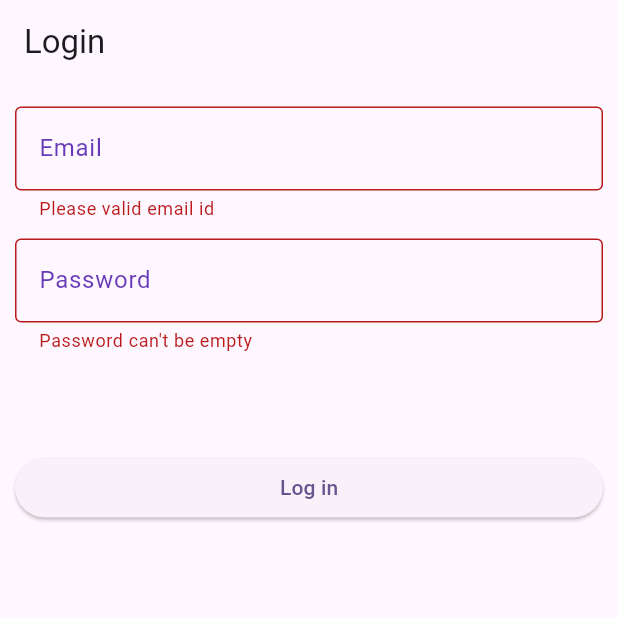
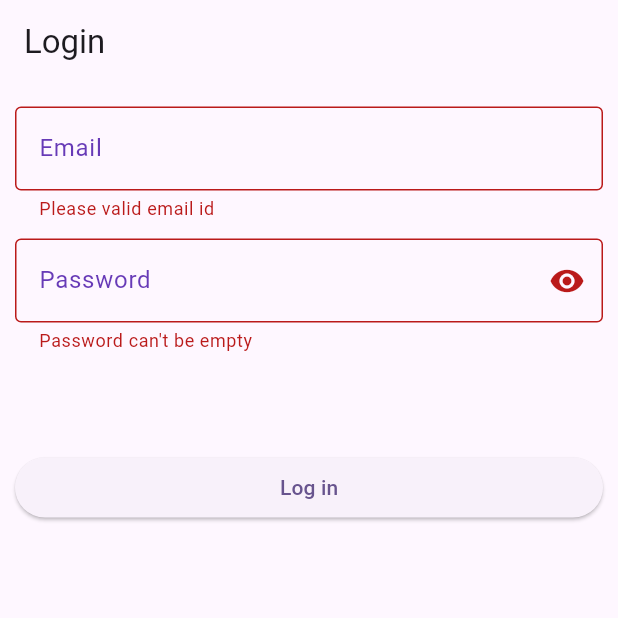
Before and after one commit to AkhilGK/zoft_test, a Flutter app: the screen it shows after launch, after a tap on "Log in", on a phone screen of 412 x 824 dp, the top half of it. Run offline on Flutter 3.47's test engine with Material 2 defaults, Android fonts, the light colour scheme and no system bars; our stand-ins replace dio, flutter_secure_storage; network calls fail.

Commit message:
Some ui changes

```diff
--- a/lib/controller/repo/auth_repo.dart
+++ b/lib/controller/repo/auth_repo.dart
@@ -23,4 +23,8 @@ class AuthRepo {
       return "Error ${e.toString()}";
     }
   }
+
+  Future logout() async {
+    await SecureStorageRepository().deleteVal('token');
+  }
 }
--- a/lib/controller/utils/secure_storage.dart
+++ b/lib/controller/utils/secure_storage.dart
@@ -10,4 +10,8 @@ class SecureStorageRepository {
   Future<String?> getValue(String key) async {
     return await _storage.read(key: key);
   }
+
+  Future deleteVal(String key) async {
+    return await _storage.delete(key: key);
+  }
 }
--- a/lib/view/login_screen.dart
+++ b/lib/view/login_screen.dart
@@ -17,6 +17,7 @@ class _LoginScreenState extends State<LoginScreen> {
   TextEditingController passwordController = TextEditingController(text: "");
   bool isLoading = false;
   String errorMessage = "";
+  bool isVisible = false;
 
   @override
   Widget build(BuildContext context) {
@@ -42,7 +43,6 @@ class _LoginScreenState extends State<LoginScreen> {
                       controller: emailController,
                       decoration: InputDecoration(
                           labelText: "Email",
-                          //prefixIcon: Icon(myIcon, color: prefixIconColor),
                           border: const OutlineInputBorder(),
                           focusedBorder: OutlineInputBorder(
                             borderSide:
@@ -61,10 +61,17 @@ class _LoginScreenState extends State<LoginScreen> {
                   ),
                   TextFormField(
                       controller: passwordController,
+                      obscureText: isVisible,
                       decoration: InputDecoration(
                           labelText: "Password",
-                          //prefixIcon: Icon(myIcon, color: prefixIconColor),
                           border: const OutlineInputBorder(),
+                          suffixIcon: IconButton(
+                              onPressed: () {
+                                setState(() {
+                                  isVisible = !isVisible;
+                                });
+                              },
+                              icon: const Icon(Icons.remove_red_eye)),
                           focusedBorder: OutlineInputBorder(
                             borderSide:
                                 BorderSide(color: Colors.deepPurple.shade300),
@@ -96,7 +103,6 @@ class _LoginScreenState extends State<LoginScreen> {
                                 isLoading = true;
                                 errorMessage = '';
                               });
-                              print("login presed");
                               final res = await AuthRepo().userLogin(
                                 emailController.text.trim(),
                                 passwordController.text.trim(),
@@ -109,8 +115,8 @@ class _LoginScreenState extends State<LoginScreen> {
                                   isLoading = false;
                                 });
                               } else {
-                                print("token printing $res");
-                                Navigator.of(context).push(MaterialPageRoute(
+                                Navigator.of(context)
+                                    .pushReplacement(MaterialPageRoute(
                                   builder: (context) => const MyHomePage(
                                     title: "Home Page",
                                   ),
@@ -119,7 +125,6 @@ class _LoginScreenState extends State<LoginScreen> {
                                   isLoading = false;
                                 });
                               }
-                              print(res);
                             }
                           },
                           child: const Text("Log in")),
```
Also changed, not shown: lib/view/homescreen.dart (+32 -1 lines).
